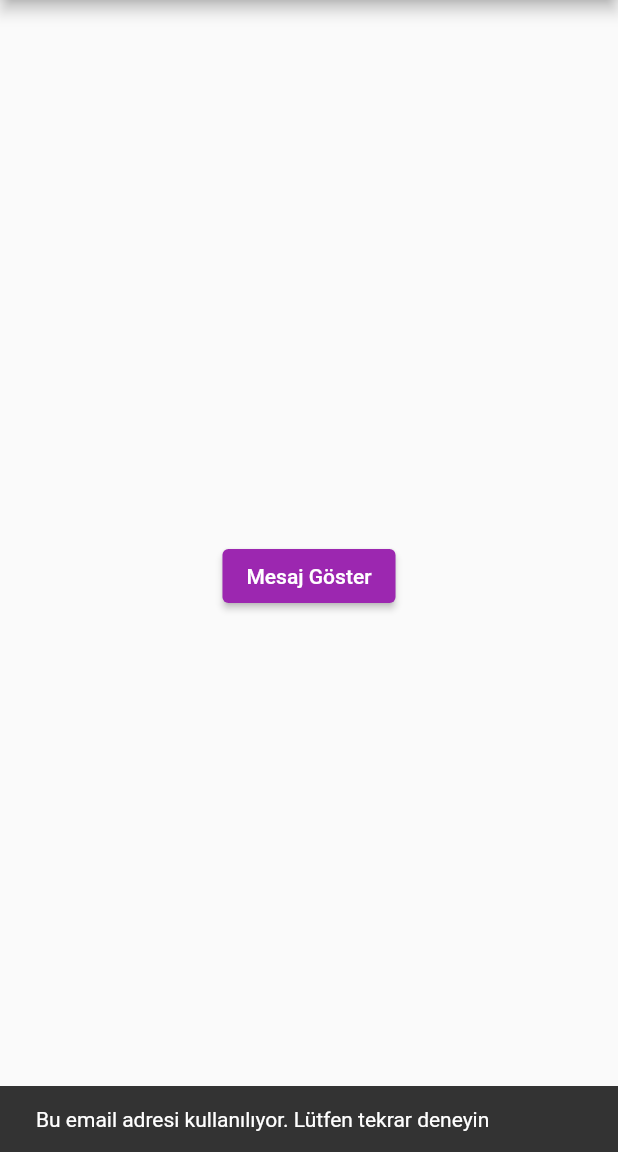
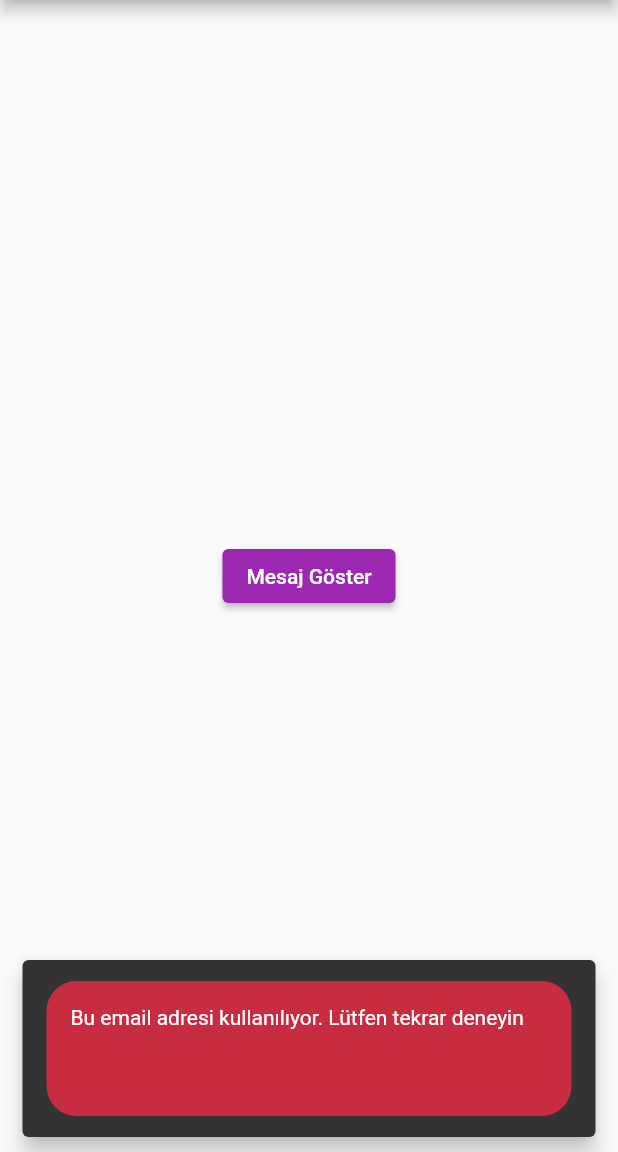
Before and after one commit to gulsenkeskin/custom_snackbar, a Flutter app: the screen it shows after launch, after a tap on "Mesaj Göster", on a phone screen of 412 x 824 dp, the part 84-1236 px from its top. Run offline on Flutter 3.47's test engine with Material 2 defaults, Android fonts, the light colour scheme and no system bars.

Commit message:
Update flash_message.dart

```diff
--- a/lib/screens/flash_message.dart
+++ b/lib/screens/flash_message.dart
@@ -15,7 +15,18 @@ class _FlashMessageScreenState extends State<FlashMessageScreen> {
         child: ElevatedButton(
           onPressed: (){
             ScaffoldMessenger.of(context).showSnackBar(
-              const SnackBar(content: Text("Bu email adresi kullanılıyor. Lütfen tekrar deneyin"))
+               SnackBar(
+                  behavior:  SnackBarBehavior.floating,//ekranla snackbar arasına margin ekler
+                  content: Container(
+                    padding: const EdgeInsets.all(16),
+                    height: 90,
+                    decoration: const BoxDecoration(
+                      color: Color(0xFFC72C41),
+                      borderRadius: BorderRadius.all(Radius.circular(20)),
+                    ),
+                    child:const Text("Bu email adresi kullanılıyor. Lütfen tekrar deneyin"),
+                  )
+              )
             );
           },
           child: const Text("Mesaj Göster"),
```
